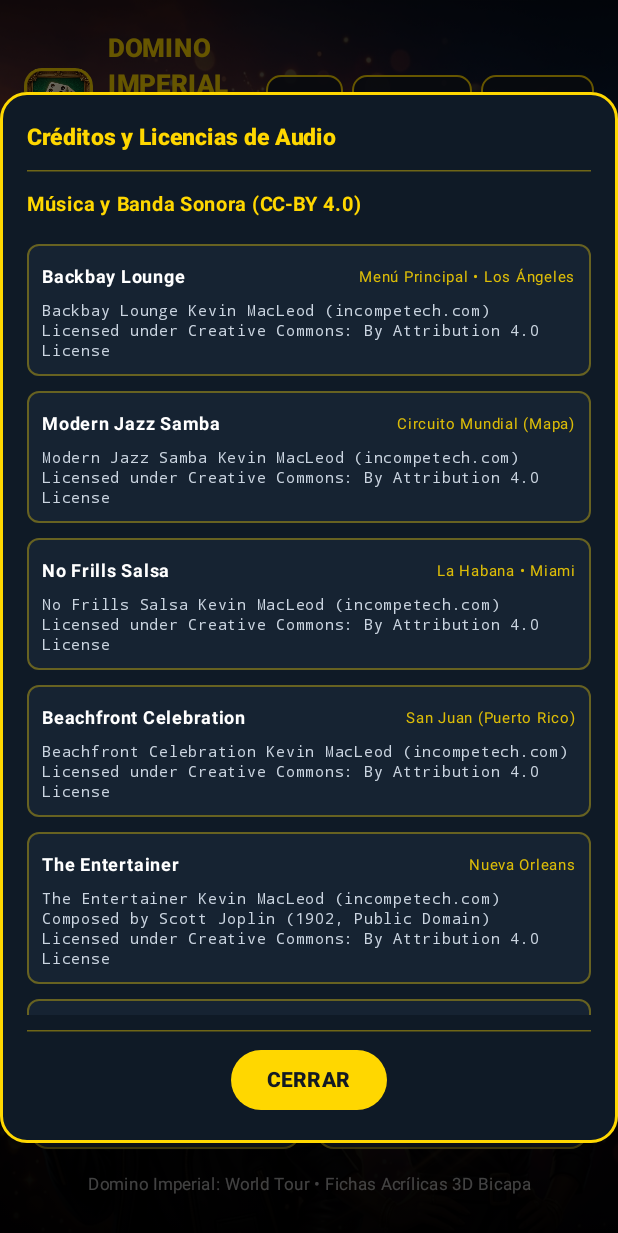
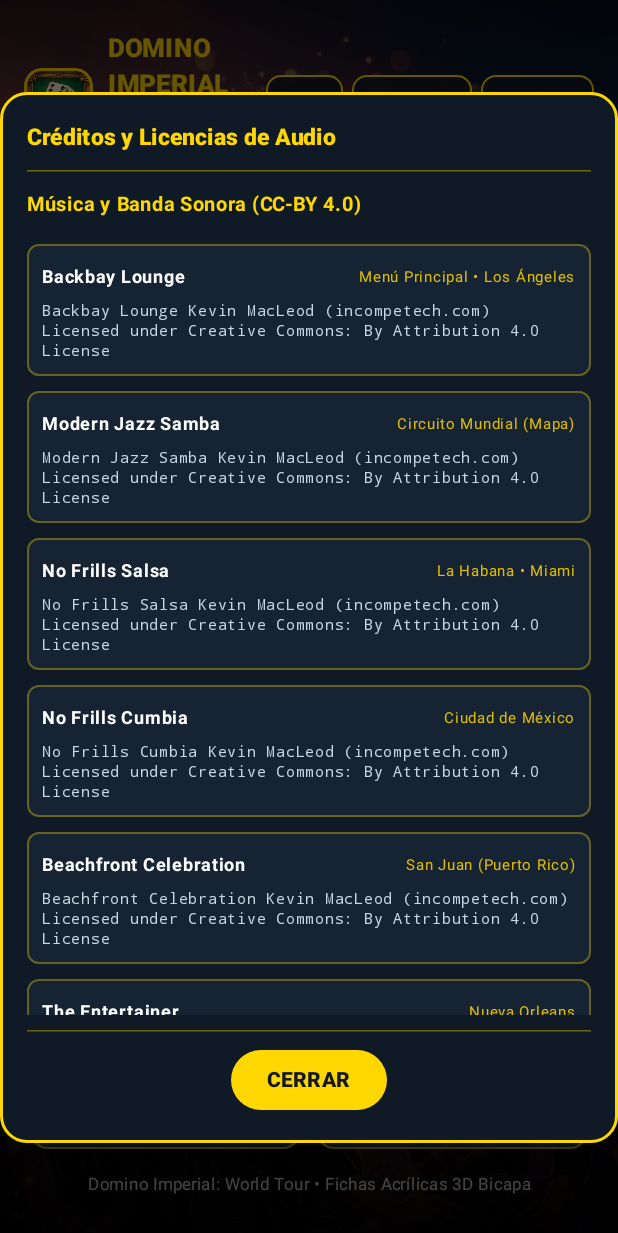
Before and after one commit to salvaponent13-blip/Domino-Imperial-World-Tour, an Android app built with Jetpack Compose: the screen it shows after launch (MainActivity), after a tap on an icon or button, on a phone screen of 412 x 824 dp. Shown: the top 1233 px of the screen. Run offline under Robolectric (Android 15) with nearby library versions, the light colour scheme and no system bars.

Commit message:
fix(audio): reflejar Cumbia de Garibaldi (CC-BY 4.0) en titulos de sede y dialogos de creditos in-app en 6 idiomas

```diff
--- a/app/src/main/java/com/example/dominograndprix/data/WorldTourRepository.kt
+++ b/app/src/main/java/com/example/dominograndprix/data/WorldTourRepository.kt
@@ -43,7 +43,7 @@ object WorldTourRepository {
             rivalIntro = "¡En la Ciudad de México los múltiplos de cinco cantan como mariachi! Si no sumas rápido, te quedas atrás.",
             rivalDefeatLine = "¡Increíble jugada! Tienes verdadera madera de campeón.",
             postcardResId = R.drawable.venue_mexico,
-            musicTitle = "La Llorona (Mariachi de Garibaldi)",
+            musicTitle = "Cumbia de Garibaldi (Ciudad de México)",
             cityLore = "Bajo los arcos coloniales iluminados con papel picado frente a la Catedral, las partidas de múltiplos de 5 exigen cálculo milimétrico.",
             isUnlocked = true
         ),
--- a/app/src/main/java/com/example/dominograndprix/ui/components/CreditsDialog.kt
+++ b/app/src/main/java/com/example/dominograndprix/ui/components/CreditsDialog.kt
@@ -43,6 +43,11 @@ private val KEVIN_MACLEOD_CREDITS = listOf(
         title = "No Frills Salsa",
         attribution = "No Frills Salsa Kevin MacLeod (incompetech.com)\nLicensed under Creative Commons: By Attribution 4.0 License",
         usageNotes = "La Habana • Miami"
+    ),
+    AudioCreditItem(
+        title = "No Frills Cumbia",
+        attribution = "No Frills Cumbia Kevin MacLeod (incompetech.com)\nLicensed under Creative Commons: By Attribution 4.0 License",
+        usageNotes = "Ciudad de México"
     ),
     AudioCreditItem(
         title = "Beachfront Celebration",
```
Also changed, not shown: app/src/main/java/com/example/dominograndprix/i18n/DominoStrings.kt (+11 -11 lines).
